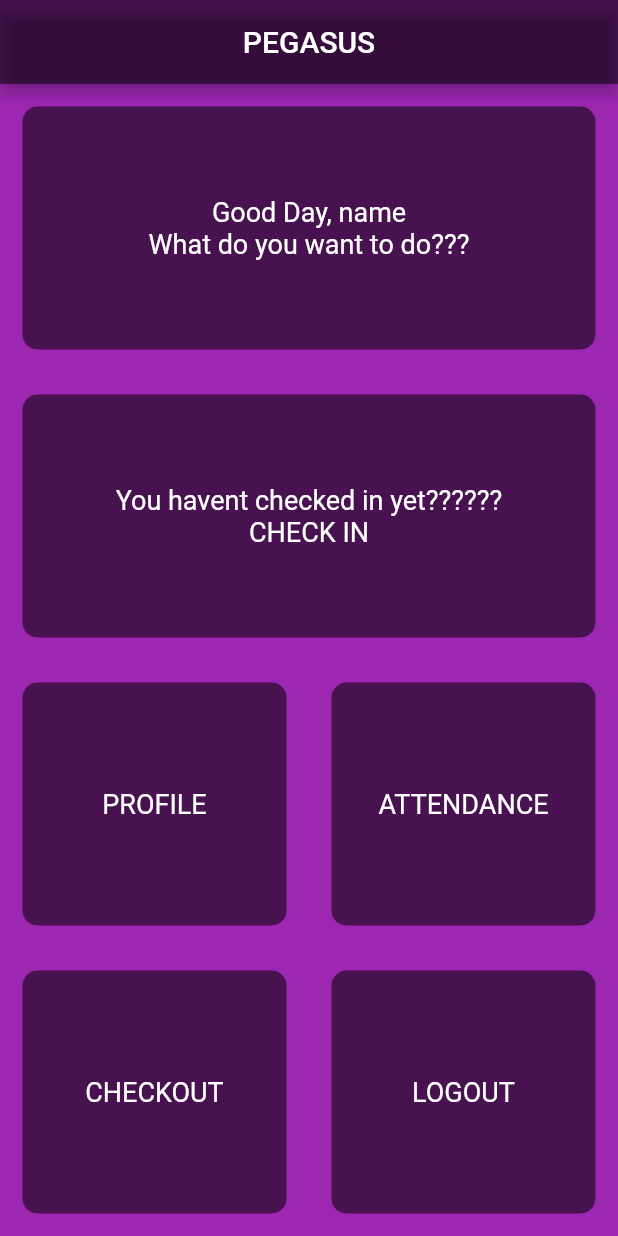
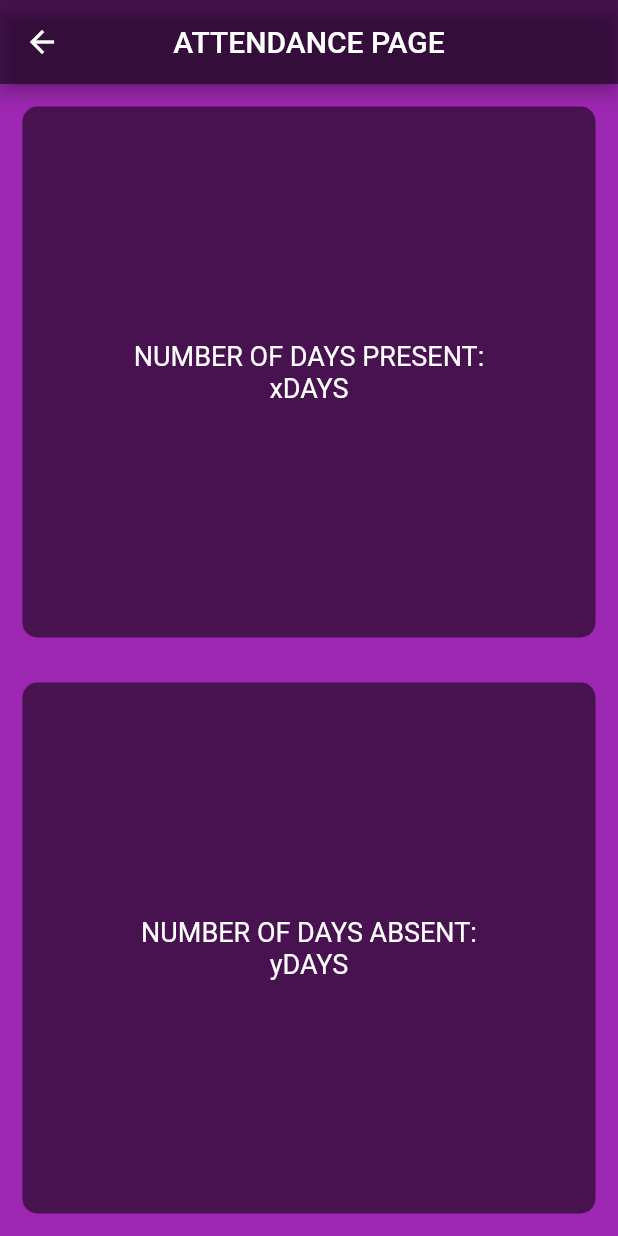
Before and after one commit to rafialshade/optelgoa, a Flutter app: the screen it shows after launch, after a tap on "ATTENDANCE", on a phone screen of 412 x 824 dp. Run offline on Flutter 3.47's test engine with Material 2 defaults, Android fonts, the phone set to English and light mode, and no system bars; our stand-ins replace font_awesome_flutter.

Commit message:
attendance done

```diff
--- /dev/null
+++ b/lib/attendance.dart
@@ -0,0 +1,134 @@
+import 'package:flutter/material.dart';
+import 'package:optelgoa/constants.dart';
+import 'package:optelgoa/reusable.dart';
+
+class Attendance extends StatefulWidget {
+  static const String id = 'Attendance';
+  @override
+  _AttendanceState createState() => _AttendanceState();
+}
+
+class _AttendanceState extends State<Attendance> {
+  @override
+  Widget build(BuildContext context) {
+    return Scaffold(
+        backgroundColor: Colors.purple,
+        appBar: AppBar(
+          backgroundColor: Colors.black54,
+          centerTitle: true,
+          title: Text(
+            'ATTENDANCE PAGE',
+          ),
+        ),
+        body: Column(
+          mainAxisAlignment: MainAxisAlignment.center,
+          crossAxisAlignment: CrossAxisAlignment.center,
+          children: <Widget>[
+            //Row(
+            //children: <Widget>[
+            // Text('Attendance page'),
+            Expanded(
+              child: Reusable(
+                colour: activeCardcolor,
+                cardchild: Column(
+                  mainAxisAlignment: MainAxisAlignment.center,
+                  crossAxisAlignment: CrossAxisAlignment.center,
+                  children: <Widget>[
+                    /* Text(
+                      'HEiGHT',
+                      style: labelTExtStyle,
+                    ), */
+                    Row(
+                      mainAxisAlignment: MainAxisAlignment.center,
+                      crossAxisAlignment: CrossAxisAlignment.baseline,
+                      textBaseline: TextBaseline.alphabetic,
+                      children: <Widget>[
+                        Column(
+                          mainAxisAlignment: MainAxisAlignment.center,
+                          crossAxisAlignment: CrossAxisAlignment.center,
+                          children: <Widget>[
+                            Row(
+                              mainAxisAlignment: MainAxisAlignment.center,
+                              crossAxisAlignment: CrossAxisAlignment.center,
+                              children: <Widget>[
+                                Text(
+                                  'NUMBER OF DAYS PRESENT:',
+                                  //height.toString(),
+                                  style: labelTExtStyle,
+                                ),
+                              ],
+                            ),
+                            Row(
+                              mainAxisAlignment: MainAxisAlignment.center,
+                              crossAxisAlignment: CrossAxisAlignment.center,
+                              children: <Widget>[
+                                Text(
+                                  'xDAYS',
+                                  style: labelTExtStyle,
+                                )
+                              ],
+                            )
+                          ],
+                        ),
+                      ],
+                    ),
+
+                  ],
+                ),
+              ),
+            ),
+            Expanded(
+              child: Reusable(
+                colour: activeCardcolor,
+                cardchild: Column(
+                  mainAxisAlignment: MainAxisAlignment.center,
+                  crossAxisAlignment: CrossAxisAlignment.center,
+                  children: <Widget>[
+                    /* Text(
+                      'HEiGHT',
+                      style: labelTExtStyle,
+                    ), */
+                    Row(
+                      mainAxisAlignment: MainAxisAlignment.center,
+                      crossAxisAlignment: CrossAxisAlignment.baseline,
+                      textBaseline: TextBaseline.alphabetic,
+                      children: <Widget>[
+                        Column(
+                          mainAxisAlignment: MainAxisAlignment.center,
+                          crossAxisAlignment: CrossAxisAlignment.center,
+                          children: <Widget>[
+                            Row(
+                              mainAxisAlignment: MainAxisAlignment.center,
+                              crossAxisAlignment: CrossAxisAlignment.center,
+                              children: <Widget>[
+                                Text(
+                                  'NUMBER OF DAYS ABSENT:',
+                                  //height.toString(),
+                                  style: labelTExtStyle,
+                                ),
+                              ],
+                            ),
+                            Row(
+                              mainAxisAlignment: MainAxisAlignment.center,
+                              crossAxisAlignment: CrossAxisAlignment.center,
+                              children: <Widget>[
+                                Text(
+                                  'yDAYS',
+                                  style: labelTExtStyle,
+                                )
+                              ],
+                            )
+                          ],
+                        ),
+                      ],
+                    ),
+
+                  ],
+                ),
+              ),
+            ),
+          ],
+        )
+        );
+  }
+}
--- a/lib/dashboard.dart
+++ b/lib/dashboard.dart
@@ -1,4 +1,5 @@
 import 'package:flutter/material.dart';
+import 'package:optelgoa/attendance.dart';
 import 'package:optelgoa/reusable.dart';
 import 'constants.dart';
 import 'package:optelgoa/constants.dart';
@@ -185,7 +186,9 @@ class _DashboardState extends State<Dashboard> {
                 ),
                 Expanded(
                   child: Reusable(
-                      onpress: () {},
+                      onpress: () {
+                        Navigator.pushNamed(context, Attendance.id);
+                      },
                       colour: activeCardcolor,
                       cardchild: Column(
                           mainAxisAlignment: MainAxisAlignment.center,
--- a/lib/main.dart
+++ b/lib/main.dart
@@ -1,6 +1,7 @@
 import 'package:flutter/material.dart';
 import 'package:flutter/services.dart';
 import 'package:optelgoa/adminlogin.dart';
+import 'package:optelgoa/attendance.dart';
 import 'package:optelgoa/dashboard.dart';
 import 'package:optelgoa/welcome_screen.dart';
 import 'package:optelgoa/login_screen.dart';
@@ -23,7 +24,7 @@ WelcomeScreen.id:(context)=>WelcomeScreen(),
 LoginScreen.id:(context)=>LoginScreen(),
 AdminLogin.id:(context)=>AdminLogin(),
 Dashboard.id:(context)=>Dashboard(),
-
+Attendance.id:(context)=>Attendance(),
 //ChatScreen.id:(context)=>ChatScreen(),
 //RegistrationScreen.id:(context)=>RegistrationScreen(),
     }
```
